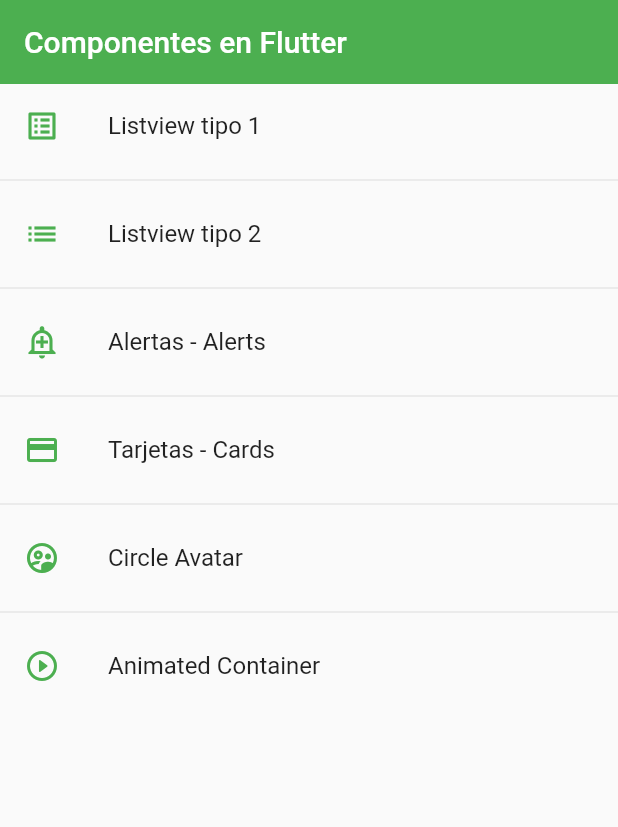
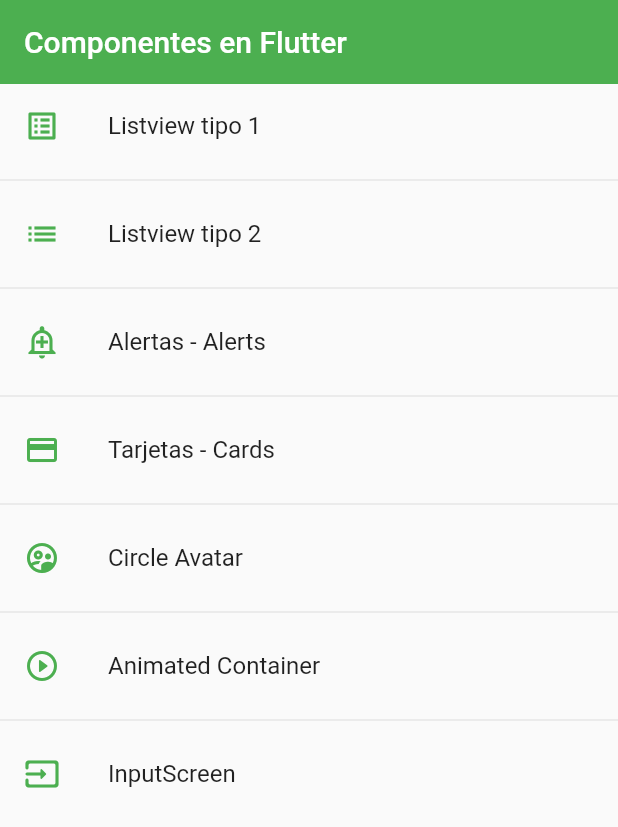
Before and after one commit to nachoblwh/contador, a Flutter app: the screen it shows after launch, on a phone screen of 412 x 824 dp. Shown: the top 827 px of the screen. Run offline on Flutter 3.47's test engine with Material 2 defaults, Android fonts, the phone set to English and light mode, and no system bars.

Commit message:
arreglado2

```diff
--- a/lib/router/app_routes.dart
+++ b/lib/router/app_routes.dart
@@ -1,3 +1,4 @@
+import 'package:contador/screens/screens.dart';
 import 'package:flutter/material.dart';
 import '../models/menu_option.dart';
 import '../screens/alert_screen.dart';
@@ -44,6 +45,11 @@ class AppRoutes {
         name: 'Animated Container',
         screen: const AnimatedScreen(),
         icon: Icons.play_circle_outline_rounded),
+    MenuOption(
+        route: 'input',
+        name: 'InputScreen',
+        screen: const InputScreen(),
+        icon: Icons.input_rounded),
   ];
 
   static Map<String, Widget Function(BuildContext)> getAppRoutes() {
--- a/lib/screens/screens.dart
+++ b/lib/screens/screens.dart
@@ -1,3 +1,4 @@
+export 'package:contador/screens/inputs_screen.dart';
 export 'package:contador/screens/alert_screen.dart';
 export 'package:contador/screens/animated_screen.dart';
 export 'package:contador/screens/avatar_screen.dart';
```
Also changed, not shown: lib/screens/inputs_screen.dart (added, +48 -0 lines).
